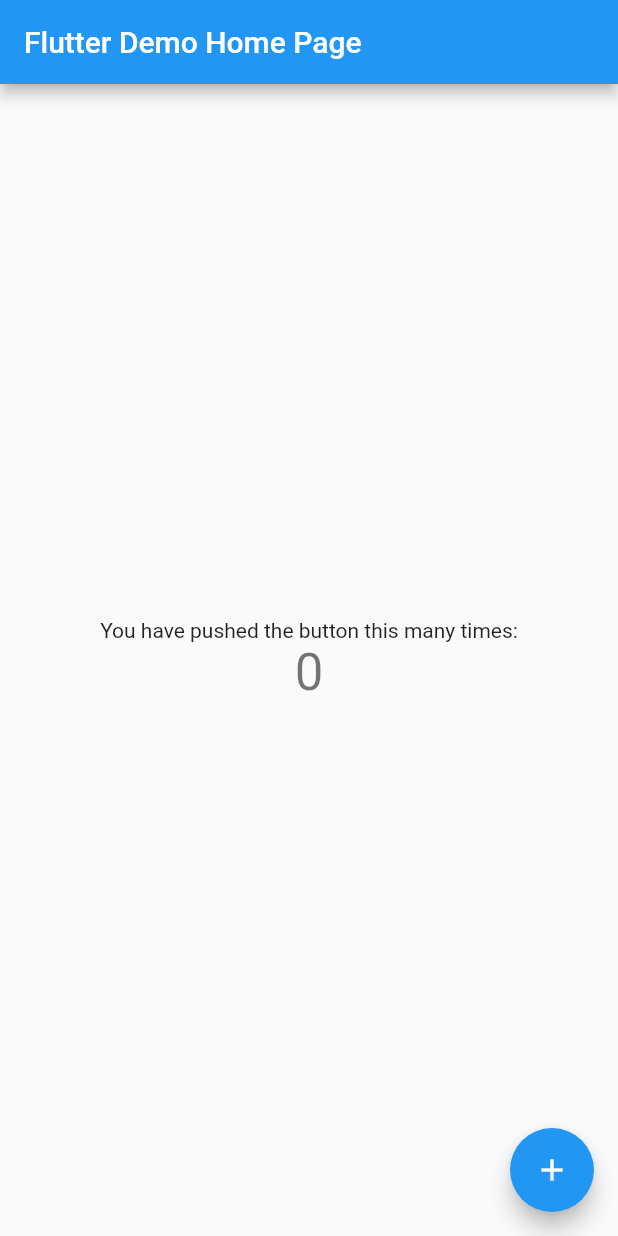
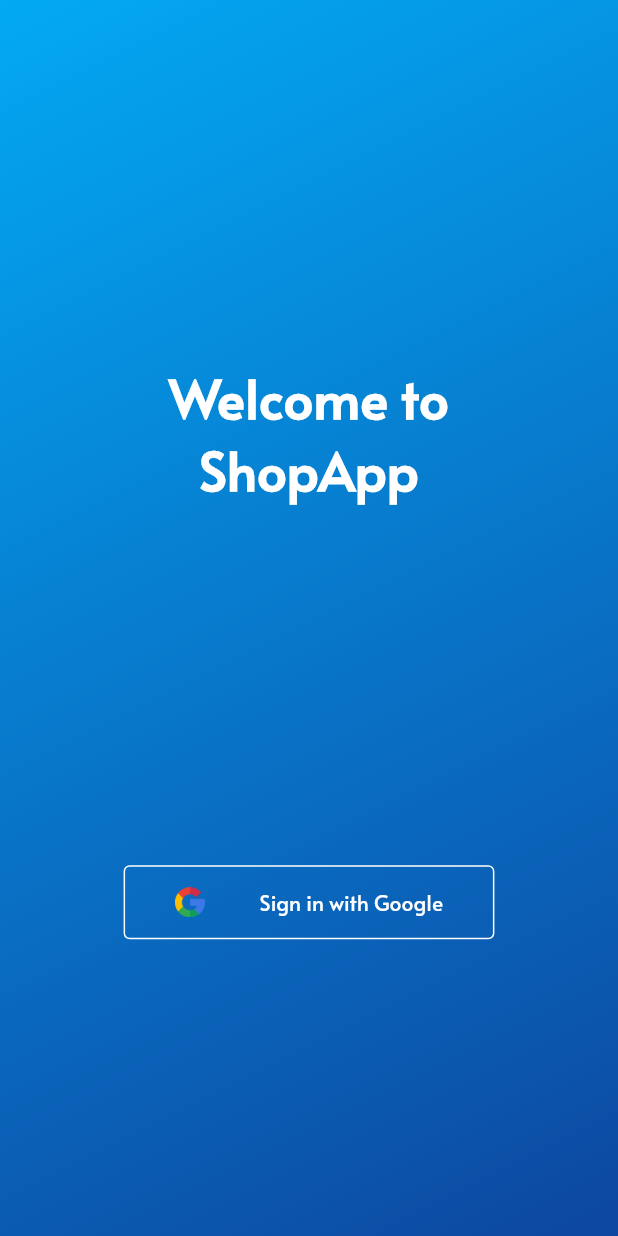
Before and after one commit to szepetry/foodenie, a Flutter app: the screen it shows after launch, on a phone screen of 412 x 824 dp. Run offline on Flutter 3.47's test engine with Material 2 defaults, Android fonts, the phone set to English and light mode, and no system bars; our stand-ins replace cloud_firestore, firebase_auth, firebase_core, google_sign_in; accounts and stored records are empty.

Commit message:
added authentication

```diff
--- /dev/null
+++ b/lib/auth/Auth.dart
@@ -0,0 +1,41 @@
+import 'package:firebase_auth/firebase_auth.dart';
+import 'package:firebase_core/firebase_core.dart';
+import 'package:google_sign_in/google_sign_in.dart';
+
+class Auth {
+  String uid;
+  Auth(this.uid);
+  static final FirebaseAuth _auth = FirebaseAuth.instance;
+  static GoogleSignInAccount googleUser;
+  static Future<UserCredential> signInWithGoogle() async {
+    googleUser = await GoogleSignIn().signIn();
+
+    final GoogleSignInAuthentication googleAuth =
+        await googleUser.authentication;
+
+    final GoogleAuthCredential credential = GoogleAuthProvider.credential(
+      accessToken: googleAuth.accessToken,
+      idToken: googleAuth.idToken,
+    );
+
+    return _auth.signInWithCredential(credential);
+  }
+
+  static void signOut() {
+    try {
+      GoogleSignIn().disconnect();
+      FirebaseAuth.instance.signOut();
+    } catch (e) {
+      print(e);
+    }
+  }
+}
+
+class AppUser {
+  final String name;
+  final String phoneNumber;
+  final String email;
+  AppUser(this.name, this.phoneNumber, this.email);
+  Map<String, dynamic> get userDetails =>
+      {"name": name, "phoneNumber": phoneNumber, "email": email};
+}
--- /dev/null
+++ b/lib/auth/LandingPage.dart
@@ -0,0 +1,22 @@
+import 'package:firebase_auth/firebase_auth.dart';
+import 'package:flutter/material.dart';
+import 'package:foodenie/HomePage.dart';
+import 'package:foodenie/auth/Auth.dart';
+import 'package:foodenie/auth/SignInPage.dart';
+import 'package:provider/provider.dart';
+
+class LandingPage extends StatelessWidget {
+  @override
+  Widget build(BuildContext context) {
+    return StreamBuilder<User>(
+        stream: FirebaseAuth.instance.authStateChanges(),
+        builder: (context, snapshot) {
+          if (snapshot.hasData) {
+            String uid = snapshot.data.uid;
+            Auth auth = Auth(uid);
+            return HomePage(auth);
+          }
+          return SignInPage();
+        });
+  }
+}
--- /dev/null
+++ b/lib/auth/SignInPage.dart
@@ -0,0 +1,130 @@
+import 'dart:ui';
+import 'package:cloud_firestore/cloud_firestore.dart';
+import 'package:firebase_auth/firebase_auth.dart';
+import 'package:flutter/material.dart';
+import 'package:foodenie/auth/Auth.dart';
+
+class SignInPage extends StatefulWidget {
+  SignInPage();
+  @override
+  _SignInPageState createState() => _SignInPageState();
+}
+
+class _SignInPageState extends State<SignInPage> {
+  bool signInStart = false;
+  @override
+  Widget build(BuildContext context) {
+    return Container(
+      decoration: BoxDecoration(
+        gradient: LinearGradient(
+          begin: Alignment.topLeft,
+          end: Alignment
+              .bottomRight, // 10% of the width, so there are ten blinds.
+          colors: [Colors.lightBlue[500], Colors.blue[900]], // red to yellow
+          tileMode: TileMode.repeated, // repeats the gradient over the canvas
+        ),
+      ),
+      height: MediaQuery.of(context).size.height,
+      child: Center(
+        child: Column(
+          mainAxisAlignment: MainAxisAlignment.spaceBetween,
+          children: [
+            SizedBox(),
+            Container(
+              child: Column(
+                children: [
+                  Text(
+                    'Welcome to',
+                    style: TextStyle(
+                        color: Colors.white,
+                        fontSize: 35,
+                        fontWeight: FontWeight.bold,
+                        textBaseline: TextBaseline.alphabetic),
+                  ),
+                  Text(
+                    'ShopApp',
+                    style: TextStyle(
+                        color: Colors.white,
+                        fontSize: 35,
+                        fontWeight: FontWeight.bold),
+                  ),
+                ],
+              ),
+            ),
+            Container(
+              height: MediaQuery.of(context).size.height * 0.3,
+              child: Column(
+                children: [
+                  !signInStart
+                      ? Container(
+                          width: MediaQuery.of(context).size.width * 0.6,
+                          height: MediaQuery.of(context).size.height * 0.06,
+                          child: OutlinedButton(
+                            style: ButtonStyle(
+                                foregroundColor:
+                                    MaterialStateProperty.all<Color>(
+                                        Colors.white),
+                                side: MaterialStateProperty.all<BorderSide>(
+                                    BorderSide(color: Colors.white))),
+                            onPressed: () async {
+                              setState(() {
+                                signInStart = true;
+                              });
+                              UserCredential cred;
+                              try {
+                                cred = await Auth.signInWithGoogle();
+                                User user = cred.user;
+                                String uid = user.uid;
+                                AppUser appUser = AppUser(user.displayName,
+                                    user.phoneNumber, user.email);
+
+                                setState(() {
+                                  signInStart = false;
+                                });
+                                FirebaseFirestore.instance
+                                    .collection('users')
+                                    .doc(uid)
+                                    .set(
+                                      appUser.userDetails,
+                                      SetOptions(merge: true),
+                                    );
+                              } catch (e) {
+                                print(e);
+                                if (cred == null) {
+                                  ScaffoldMessenger.of(context).showSnackBar(
+                                    SnackBar(
+                                      content: Text('Authentication failed'),
+                                    ),
+                                  );
+                                }
+                                setState(() {
+                                  signInStart = false;
+                                });
+                              }
+                            },
+                            child: Row(
+                              mainAxisAlignment: MainAxisAlignment.spaceAround,
+                              children: [
+                                Image.asset(
+                                  'assets/images/google.png',
+                                  width: 20,
+                                  height: 20,
+                                ),
+                                Text('Sign in with Google'),
+                              ],
+                            ),
+                          ),
+                        )
+                      : Center(child: CircularProgressIndicator()),
+                  SizedBox(
+                    height: 10,
+                  ),
+                ],
+              ),
+            )
+          ],
+        ),
+      ),
+    );
+  }
+}
--- a/lib/main.dart
+++ b/lib/main.dart
@@ -1,113 +1,30 @@
+import 'package:firebase_core/firebase_core.dart';
 import 'package:flutter/material.dart';
+import 'package:foodenie/auth/LandingPage.dart';
 
 void main() {
   runApp(MyApp());
 }
 
 class MyApp extends StatelessWidget {
-  // This widget is the root of your application.
   @override
   Widget build(BuildContext context) {
     return MaterialApp(
-      title: 'Flutter Demo',
+      debugShowCheckedModeBanner: false,
       theme: ThemeData(
-        // This is the theme of your application.
-        //
-        // Try running your application with "flutter run". You'll see the
-        // application has a blue toolbar. Then, without quitting the app, try
-        // changing the primarySwatch below to Colors.green and then invoke
-        // "hot reload" (press "r" in the console where you ran "flutter run",
-        // or simply save your changes to "hot reload" in a Flutter IDE).
-        // Notice that the counter didn't reset back to zero; the application
-        // is not restarted.
-        primarySwatch: Colors.blue,
+          primarySwatch: Colors.blue,
+          visualDensity: VisualDensity.adaptivePlatformDensity,
+          fontFamily: 'Alata'),
+      home: Scaffold(
+        body: FutureBuilder<FirebaseApp>(
+            future: Firebase.initializeApp(),
+            builder: (context, snapshot) {
+              if (snapshot.hasData) return LandingPage();
+              return Center(
+                child: CircularProgressIndicator(),
+              );
+            }),
       ),
-      home: MyHomePage(title: 'Flutter Demo Home Page'),
     );
   }
 }
-
-class MyHomePage extends StatefulWidget {
-  MyHomePage({Key key, this.title}) : super(key: key);
-
-  // This widget is the home page of your application. It is stateful, meaning
-  // that it has a State object (defined below) that contains fields that affect
-  // how it looks.
-
-  // This class is the configuration for the state. It holds the values (in this
-  // case the title) provided by the parent (in this case the App widget) and
-  // used by the build method of the State. Fields in a Widget subclass are
-  // always marked "final".
-
-  final String title;
-
-  @override
-  _MyHomePageState createState() => _MyHomePageState();
-}
-
-class _MyHomePageState extends State<MyHomePage> {
-  int _counter = 0;
-
-  void _incrementCounter() {
-    setState(() {
-      // This call to setState tells the Flutter framework that something has
-      // changed in this State, which causes it to rerun the build method below
-      // so that the display can reflect the updated values. If we changed
-      // _counter without calling setState(), then the build method would not be
-      // called again, and so nothing would appear to happen.
-      _counter++;
-    });
-  }
-
-  @override
-  Widget build(BuildContext context) {
-    // This method is rerun every time setState is called, for instance as done
-    // by the _incrementCounter method above.
-    //
-    // The Flutter framework has been optimized to make rerunning build methods
-    // fast, so that you can just rebuild anything that needs updating rather
-    // than having to individually change instances of widgets.
-    return Scaffold(
-      appBar: AppBar(
-        // Here we take the value from the MyHomePage object that was created by
-        // the App.build method, and use it to set our appbar title.
-        title: Text(widget.title),
-      ),
-      body: Center(
-        // Center is a layout widget. It takes a single child and positions it
-        // in the middle of the parent.
-        child: Column(
-          // Column is also a layout widget. It takes a list of children and
-          // arranges them vertically. By default, it sizes itself to fit its
-          // children horizontally, and tries to be as tall as its parent.
-          //
-          // Invoke "debug painting" (press "p" in the console, choose the
-          // "Toggle Debug Paint" action from the Flutter Inspector in Android
-          // Studio, or the "Toggle Debug Paint" command in Visual Studio Code)
-          // to see the wireframe for each widget.
-          //
-          // Column has various properties to control how it sizes itself and
-          // how it positions its children. Here we use mainAxisAlignment to
-          // center the children vertically; the main axis here is the vertical
-          // axis because Columns are vertical (the cross axis would be
-          // horizontal).
-          mainAxisAlignment: MainAxisAlignment.center,
-          children: <Widget>[
-            Text(
-              'You have pushed the button this many times:',
-            ),
-            Text(
-              '$_counter',
-              style: Theme.of(context).textTheme.headline4,
-            ),
-          ],
-        ),
-      ),
-      floatingActionButton: FloatingActionButton(
-        onPressed: _incrementCounter,
-        tooltip: 'Increment',
-        child: Icon(Icons.add),
-      ), // This trailing comma makes auto-formatting nicer for build methods.
-    );
-  }
-}
```
Also changed, not shown: lib/HomePage.dart (added, +80 -0 lines), pubspec.yaml (+11 -4 lines), assets/fonts/Alata-Regular.ttf (added), assets/images/google.png (added), pubspec.lock, 3 other files.
